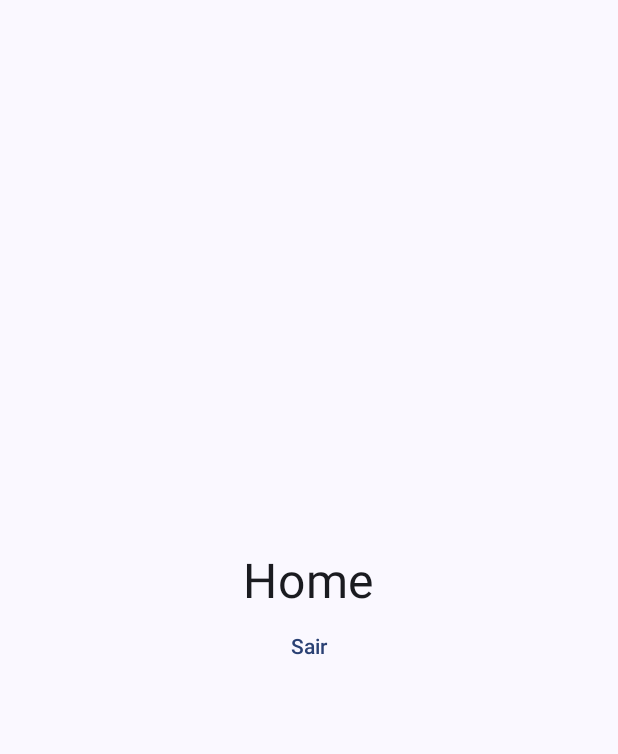
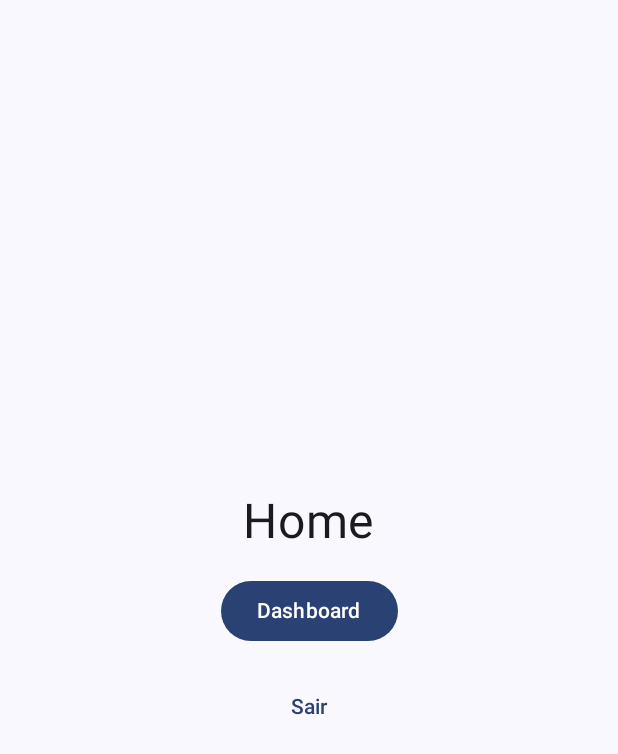
Before and after one commit to allef-rodri/HearFlash, an Android app built with Jetpack Compose: the Dashboard screen opened through its navigation route, after a tap on "Voltar para Home", on a phone screen of 412 x 824 dp. Shown: the top 754 px of the screen. Run offline under Robolectric (Android 15) with nearby library versions, the phone set to English and light mode, and no system bars; our stand-ins replace Firebase (no records; nobody signed in at launch, a user with empty details on screens opened directly), livedata-compose.

Commit message:
feat: Add navigation to Dashboard screen from Home screen
- Added a button in the Home screen to navigate to the Dashboard screen.
- Added `Spacer` composable to add vertical space between UI elements.

```diff
--- a/app/src/main/java/br/com/hearflash/screens/Home.kt
+++ b/app/src/main/java/br/com/hearflash/screens/Home.kt
@@ -41,6 +41,14 @@ fun Home(modifier: Modifier = Modifier, navController: NavController, authViewMo
     ) {
         Text(text = "Home", fontSize = 32.sp)
 
+        Spacer(modifier = Modifier.height(16.dp))
+
+        Button(onClick = { navController.navigate("dashboard") }) {
+            Text(text = "Dashboard")
+        }
+
+        Spacer(modifier = Modifier.height(16.dp))
+
         TextButton(onClick = { authViewModel.logout() }) {
             Text(text = "Sair")
         }
```
